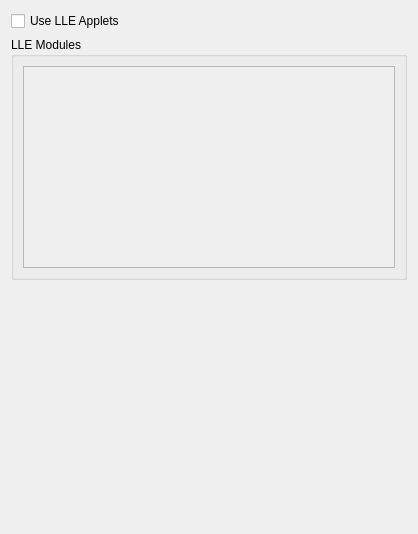
Above: src/citra/configuration/lle.ui from Gegopat/citra before the change. Below: the same form after it.
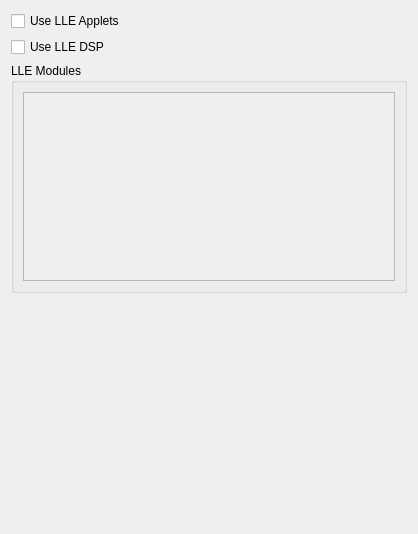
That is the form after the change.

```diff
--- a/src/citra/configuration/lle.ui
+++ b/src/citra/configuration/lle.ui
@@ -23,6 +23,13 @@
        </property>
       </widget>
      </item>
+     <item>
+      <widget class="QCheckBox" name="use_lle_dsp">
+       <property name="text">
+        <string>Use LLE DSP</string>
+       </property>
+      </widget>
+     </item>
     </layout>
    </item>
    <item>
@@ -44,7 +51,7 @@
              <x>0</x>
              <y>0</y>
              <width>372</width>
-             <height>192</height>
+             <height>177</height>
             </rect>
            </property>
            <layout class="QVBoxLayout" name="verticalLayout_4">
```
